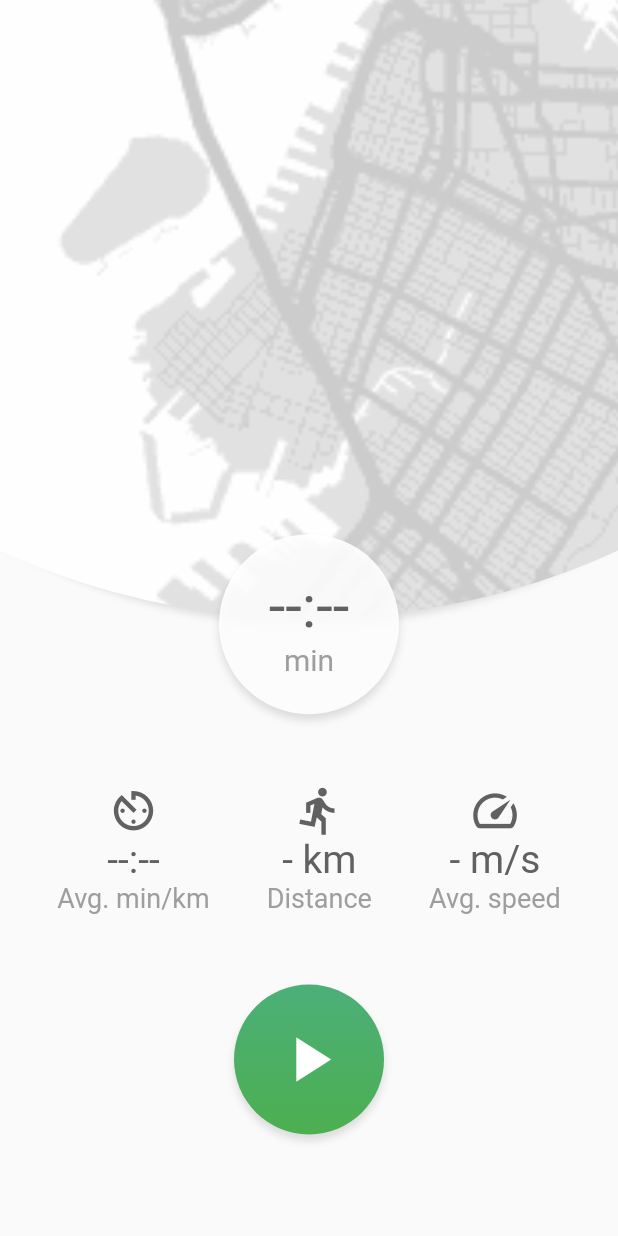
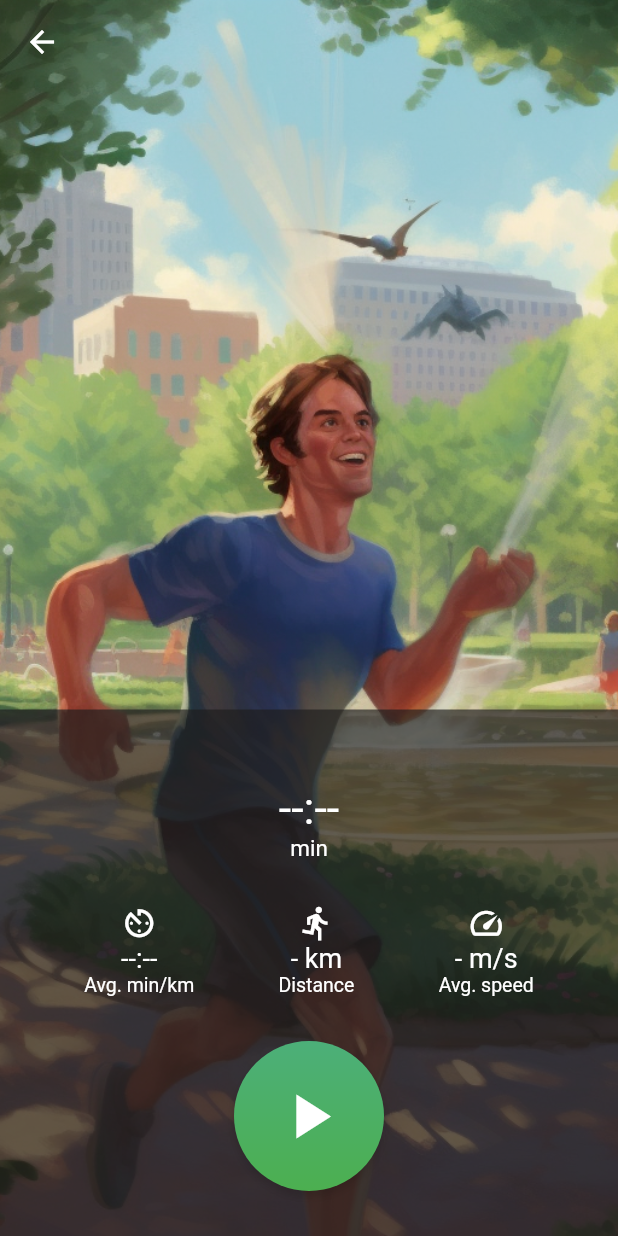
Before and after one commit to rikardro/HarmonyHub, a Flutter app: the RunHistoryPage screen opened directly, after a tap on the "add" icon, on a phone screen of 412 x 824 dp. Run offline on Flutter 3.47's test engine with Material 2 defaults, Android fonts, the phone set to English and light mode, and no system bars; our stand-ins replace audioplayers, bloc, cloud_firestore, equatable, firebase_auth, firebase_core and 4 more; missing offline and left inert: geolocator_platform_interface; accounts and stored records are empty; network calls fail; statements that could not run were skipped.

Commit message:
front end work on run tracker
Co-Authored-By: riarkd <130552559+riarkd@users.noreply.github.com>

```diff
--- a/healthapp/lib/run_tracker/run_history_page.dart
+++ b/healthapp/lib/run_tracker/run_history_page.dart
@@ -19,7 +19,9 @@ class _RunHistoryPageState extends State<RunHistoryPage> {
       onTap: () {
         Navigator.push(
           context,
-          MaterialPageRoute(builder: (context) => RunTrackerPage()),
+          MaterialPageRoute(
+            builder: (context) => RunTrackerPage(),
+          ),
         );
       },
       child: Container(
@@ -54,25 +56,28 @@ class _RunHistoryPageState extends State<RunHistoryPage> {
   Widget build(BuildContext context) {
     context.read<RunHistoryBloc>().add(FetchRunHistory());
     return Scaffold(
-      body: Column(
+      appBar: AppBar(
+        elevation: 0,
+        backgroundColor: Colors.transparent,
+      ),
+      extendBodyBehindAppBar: true,
+      body: Container(
+        decoration: BoxDecoration(
+          image: DecorationImage(
+            image: AssetImage("assets/images/park.png"),
+            fit: BoxFit.fitHeight,
+          ),
+        ),
+        child: Column(
           children: [
             SizedBox(
-            height: 50,
+              height: 100,
             ),
             // history here
-          Align(
-              alignment: Alignment.centerLeft,
-              child: Padding(
-                padding: const EdgeInsets.all(16.0),
-                child: Text(
-                  "Run tracker",
-                  style: TextStyle(
-                      color: Colors.grey[700],
-                      fontSize: 26,
-                      fontWeight: FontWeight.w500),
-                ),
-              )),
-          Expanded(child: BlocBuilder<RunHistoryBloc, RunHistoryState>(
+            Expanded(
+              child: Stack(
+                children: [
+                  BlocBuilder<RunHistoryBloc, RunHistoryState>(
                     builder: (context, state) {
                       final histori = state.runHistory;
                       if (state.status == RunHistoryStatus.loading) {
@@ -88,13 +93,19 @@ class _RunHistoryPageState extends State<RunHistoryPage> {
                         );
                       }
                     },
-          )),
-          Center(
-              child: Padding(
-            padding: const EdgeInsets.all(16.0),
+                  ),
+                  Align(
+                    alignment: Alignment.bottomCenter,
+                    child: Container(
+                      margin: EdgeInsets.only(bottom: 20),
                       child: newRunBtn(),
-          ))
+                    ),
+                  )
                 ],
+              ),
+            ),
+          ],
+        ),
       ),
     );
   }
--- a/healthapp/lib/run_tracker/run_tracker_page.dart
+++ b/healthapp/lib/run_tracker/run_tracker_page.dart
@@ -18,16 +18,16 @@ class _RunTrackerPageState extends State<RunTrackerPage> {
       children: [
         Icon(
           icon,
-          color: Colors.grey[700],
-          size: 35,
+          color: Colors.white,
+          size: 25,
         ),
         Text(
           value,
-          style: TextStyle(color: Colors.grey[700], fontSize: 26),
+          style: TextStyle(color: Colors.white, fontSize: 18),
         ),
         Text(
           subtitle,
-          style: TextStyle(color: Colors.grey[500], fontSize: 18),
+          style: TextStyle(color: Colors.white, fontSize: 13),
         )
       ],
     );
@@ -43,14 +43,27 @@ class _RunTrackerPageState extends State<RunTrackerPage> {
     return BlocProvider(
       create: (context) => RunTrackerBloc(),
       child: Scaffold(
+        backgroundColor: Color(0xFFAD76EC),
         extendBodyBehindAppBar: true,
-        body: Center(child: BlocBuilder<RunTrackerBloc, RunTrackerState>(
+        appBar: AppBar(
+          backgroundColor: Colors.transparent,
+          elevation: 0,
+        ),
+        body: Container(
+            decoration: BoxDecoration(
+              image: DecorationImage(
+                image: AssetImage("assets/images/runner.png"),
+                fit: BoxFit.fitHeight,
+              ),
+            ),
+            child: BlocBuilder<RunTrackerBloc, RunTrackerState>(
               builder: (context, state) {
                 String minutes;
                 String seconds;
                 if (state.status == RunTrackerStatus.running ||
                     state.status == RunTrackerStatus.paused) {
-              minutes = state.runSession!.getAvgMinPerKm().floor().toString();
+                  minutes =
+                      state.runSession!.getAvgMinPerKm().floor().toString();
                   seconds = twoDigits(
                           (state.runSession!.getAvgMinPerKm().remainder(1) * 60)
                               .round())
@@ -59,76 +72,42 @@ class _RunTrackerPageState extends State<RunTrackerPage> {
                   minutes = "--";
                   seconds = "--";
                 }
-            final height = MediaQuery.of(context).size.height;
-            return Stack(
+                return Column(
+                  mainAxisAlignment: MainAxisAlignment.spaceBetween,
                   children: [
-                Positioned(
-                  top: -(height * 0.5),
-                  left: -(height * 0.3),
-                  right: -(height * 0.3),
-                  child: Container(
-                    width: height,
-                    height: height,
-                    decoration: const BoxDecoration(
-                      shape: BoxShape.circle,
-                      boxShadow: [
-                        BoxShadow(
-                          color: Colors.black12,
-                          blurRadius: 4,
-                          offset: Offset(0, 4),
+                    SizedBox(
+                      height: 30,
                     ),
-                      ],
+                    Container(
+                      padding: EdgeInsets.only(bottom: 30),
+                      color: Color.fromARGB(170, 29, 28, 28),
+                      child: Column(
+                        mainAxisAlignment: MainAxisAlignment.spaceAround,
+                        children: [
+                          SizedBox(
+                            height: 30,
                           ),
-                    child: ClipOval(
-                      child: Image.asset(
-                        'assets/images/map.png',
-                        fit: BoxFit.fitHeight,
-                      ),
-                    ),
-                  ),
-                ),
-                Positioned(
-                  left: 0,
-                  right: 0,
-                  top: (height * 0.375),
-                  // circle container
-                  child: Container(
-                    height: height * 0.6,
-                    child: BlocBuilder<RunTrackerBloc, RunTrackerState>(
-                        builder: (context, state) {
-                      return Column(
-                        mainAxisAlignment: MainAxisAlignment.spaceEvenly,
-                        children: [
                           Container(
-                            width: 120,
-                            height: 120,
-                            decoration: const BoxDecoration(
-                              shape: BoxShape.circle,
-                              color: Color.fromRGBO(255, 255, 255, 0.9),
-                              // shadow
-                              boxShadow: [
-                                BoxShadow(
-                                  color: Colors.black12,
-                                  blurRadius: 4,
-                                  offset: Offset(0, 4),
-                                ),
-                              ],
-                            ),
+                            width: 90,
+                            height: 90,
                             child: Column(
                               mainAxisAlignment: MainAxisAlignment.center,
                               children: [
                                 Text(
-                                  "${twoDigits(state.runSession?.duration.inMinutes.remainder(60))}:${twoDigits(state.runSession?.duration.inSeconds.remainder(60)) ?? "--"}",
+                                  "${twoDigits(state.runSession?.duration.inMinutes.remainder(60))}:${twoDigits(state.runSession?.duration.inSeconds.remainder(60))}",
                                   style: TextStyle(
-                                      color: Colors.grey[700], fontSize: 40),
+                                      color: Colors.white, fontSize: 30),
                                 ),
                                 Text(
                                   "min",
                                   style: TextStyle(
-                                      color: Colors.grey[500], fontSize: 20),
+                                      color: Colors.white, fontSize: 15),
                                 )
                               ],
                             ),
+                          ),
+                          SizedBox(
+                            height: 10,
                           ),
                           Row(
                             // avg. min/km, distance and avg. speed
@@ -145,6 +124,9 @@ class _RunTrackerPageState extends State<RunTrackerPage> {
                                   "${state.runSession?.getAvgKmPerHour().toStringAsFixed(1) ?? "-"} m/s",
                                   "Avg. speed")
                             ],
+                          ),
+                          SizedBox(
+                            height: 30,
                           ),
                           Row(
                             mainAxisAlignment: MainAxisAlignment.center,
@@ -198,25 +180,8 @@ class _RunTrackerPageState extends State<RunTrackerPage> {
                             ],
                           )
                         ],
-                      );
-                    }),
                       ),
                     ),
-                /* Align(
-                      alignment: Alignment.topLeft,
-                      child: Padding(
-                        padding: const EdgeInsets.all(12.0),
-                        child: InkWell(
-                          onTap: (){
-                            Navigator.of(context).pop();
-                          },
-                          child: Container(
-                            color: Colors.transparent,
-                            child: Icon(Icons.arrow_back_ios_rounded, color: Colors.black45, size: 35,),
-                          ),
-                        ),
-                      )
-                    ) */
                   ],
                 );
               },
--- a/healthapp/pubspec.yaml
+++ b/healthapp/pubspec.yaml
@@ -89,6 +89,7 @@ flutter:
     - assets/images/mountain_range.png
     - assets/images/waterfall.png
     - assets/images/fireplace.png
+    - assets/images/park.png
 
     - assets/images/fireplace.gif
 
@@ -97,6 +98,8 @@ flutter:
 
     - assets/images/precipitation.png
     - assets/images/degrees.png
+
+    - assets/images/runner.png
 
 
   #   - images/a_dot_burr.jpeg
```
Also changed, not shown: healthapp/lib/dashboard/dashboard_cards/run_tracker_card.dart (+7 -19 lines), healthapp/lib/run_tracker/run_history_card.dart (+75 -20 lines), healthapp/assets/images/park.png (added), healthapp/assets/images/runner.png (added). Lines whose indentation alone changed are shown as unchanged.
